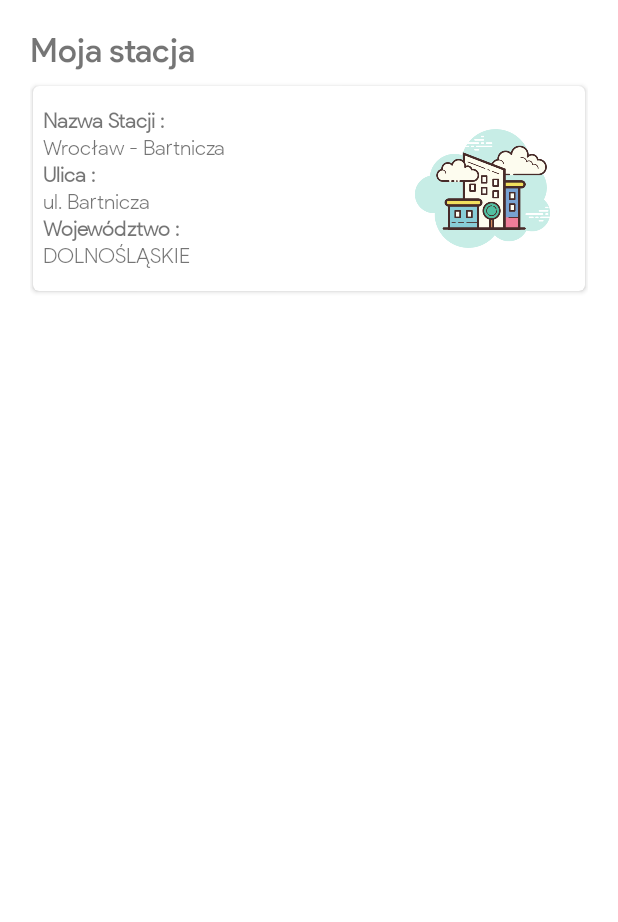
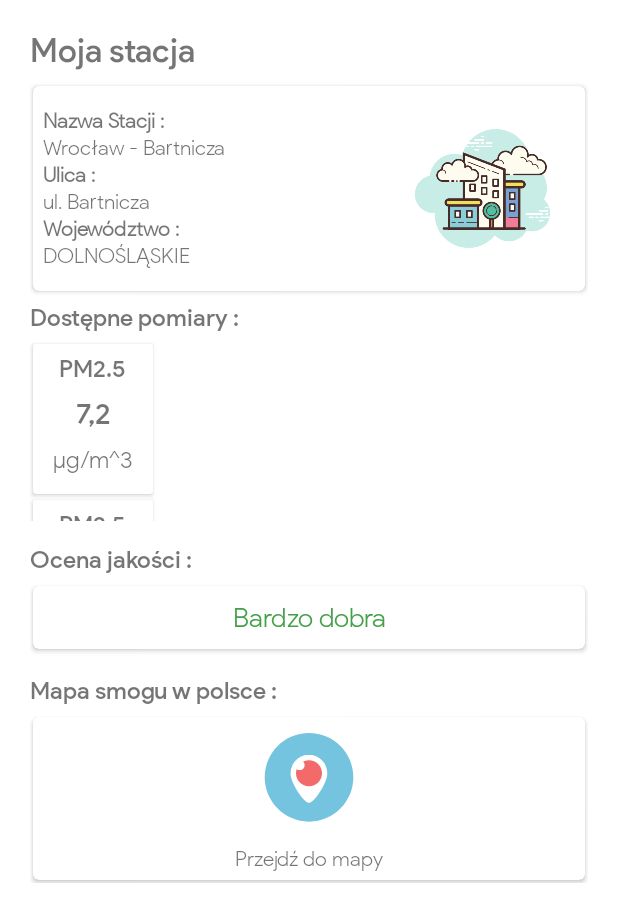
Before and after one commit to Lukieoo/Smogus, an Android app: the layout activity_dash.xml on its own in the app's theme, with its tools: preview values and no code run, on a phone screen of 412 x 824 dp. Shown: the top 922 px of the screen. Run offline under Robolectric (Android 15) with nearby library versions, the phone set to English and light mode, and no system bars.

Commit message:
New design

```diff
--- a/app/src/main/java/com/anioncode/smogu/DashActivity.kt
+++ b/app/src/main/java/com/anioncode/smogu/DashActivity.kt
@@ -1,12 +1,20 @@
 package com.anioncode.smogu
 
+import android.content.Intent
 import androidx.appcompat.app.AppCompatActivity
 import android.os.Bundle
+import android.view.View
+import kotlinx.android.synthetic.main.activity_dash.*
 
 class DashActivity : AppCompatActivity() {
 
     override fun onCreate(savedInstanceState: Bundle?) {
         super.onCreate(savedInstanceState)
         setContentView(R.layout.activity_dash)
+        maps.setOnClickListener(View.OnClickListener {
+            var intent: Intent = Intent(this@DashActivity, MainActivity::class.java)
+            startActivity(intent)
+        })
+
     }
 }
--- a/app/src/main/java/com/anioncode/smogu/MainActivity.kt
+++ b/app/src/main/java/com/anioncode/smogu/MainActivity.kt
@@ -93,11 +93,11 @@ class MainActivity : AppCompatActivity() {
 
                 // Permission to access the location is missing. Show rationale and request permission
                 googleMap.moveCamera(CameraUpdateFactory.newLatLngBounds(Poland, 0))
-                Handler().postDelayed(Runnable {
-                    pulsator.stop()
-                    RelativeLoader.visibility = View.GONE
-
-                }, 1000)
+//                Handler().postDelayed(Runnable {
+//                    pulsator.stop()
+//                    RelativeLoader.visibility = View.GONE
+//
+//                }, 1000)
 
             })
 
@@ -124,18 +124,17 @@ class MainActivity : AppCompatActivity() {
 
                 stationList = response.body()!!
 
+                var iterator = 0;
                 for (FindAll in stationList) {
-
                     api.getIndex(FindAll.id.toString()).enqueue(object : Callback<ModelIndex> {
 
                         override fun onResponse(
                             call: Call<ModelIndex>,
                             response: Response<ModelIndex>
-                        )
-                        {
+                        ) {
 
                             //    Log.d("MainActivity1223:Code ", "Call  ${response.body()}")
-                            var drawable: Int=R.drawable.circle
+                            var drawable: Int = R.drawable.circle
                             modelIndexList.add(response.body()!!)
 
 
@@ -179,6 +178,7 @@ class MainActivity : AppCompatActivity() {
 
                         override fun onFailure(call: Call<ModelIndex>, t: Throwable) {
                             Log.d("MainActivity1313x:Code ", "Call  ${t.message}")
+
                         }
 
                     })
@@ -204,12 +204,22 @@ class MainActivity : AppCompatActivity() {
 //                    var icon: BitmapDescriptor? =
 //                        BitmapDescriptorFactory.fromResource(R.drawable.circle)
 
+                    iterator++;
+                    if (iterator == stationList.size) {
+                        Handler().postDelayed(Runnable {
+                            pulsator.stop()
+                            RelativeLoader.visibility = View.GONE
 
+                        }, 1500)
+                    }
                 }
+
             }
 
             override fun onFailure(call: Call<List<FindAll>>, t: Throwable) {
                 Log.d("MainActivity1313Code", "Call  ${t.message}")
+                pulsator.stop()
+                RelativeLoader.visibility = View.GONE
             }
 
 
--- a/app/src/main/java/com/anioncode/smogu/SpashScreen.kt
+++ b/app/src/main/java/com/anioncode/smogu/SpashScreen.kt
@@ -15,17 +15,17 @@ class SpashScreen : AppCompatActivity() {
         super.onCreate(savedInstanceState)
         setContentView(R.layout.activity_spash_screen)
 
+//
 
-        var intent: Intent = Intent(this@SpashScreen, DashActivity::class.java)
-        startActivity(intent)
-        finish()
         splash.addAnimatorListener(object : Animator.AnimatorListener {
             override fun onAnimationRepeat(p0: Animator?) {
 
             }
 
             override fun onAnimationEnd(p0: Animator?) {
-
+                var intent: Intent = Intent(this@SpashScreen, DashActivity::class.java)
+                startActivity(intent)
+                finish()
             }
 
             override fun onAnimationCancel(p0: Animator?) {
--- /dev/null
+++ b/app/src/main/res/drawable/ic_close.xml
@@ -0,0 +1,4 @@
+<vector android:height="50dp" android:viewportHeight="24.0"
+    android:viewportWidth="24.0" android:width="50dp" xmlns:android="http://schemas.android.com/apk/res/android">
+    <path android:fillColor="#FF000000" android:pathData="M19,6.41L17.59,5 12,10.59 6.41,5 5,6.41 10.59,12 5,17.59 6.41,19 12,13.41 17.59,19 19,17.59 13.41,12z"/>
+</vector>
--- a/app/src/main/res/drawable/ic_menu.xml
+++ b/app/src/main/res/drawable/ic_menu.xml
@@ -1,4 +1,4 @@
 <vector android:height="30dp" android:viewportHeight="24.0"
     android:viewportWidth="24.0" android:width="30dp" xmlns:android="http://schemas.android.com/apk/res/android">
-    <path android:fillColor="#FFffffff" android:pathData="M3,18h18v-2L3,16v2zM3,13h18v-2L3,11v2zM3,6v2h18L21,6L3,6z"/>
+    <path android:fillColor="#FF000000" android:pathData="M3,18h18v-2L3,16v2zM3,13h18v-2L3,11v2zM3,6v2h18L21,6L3,6z"/>
 </vector>
--- a/app/src/main/res/layout/activity_dash.xml
+++ b/app/src/main/res/layout/activity_dash.xml
@@ -121,25 +121,106 @@
             </RelativeLayout>
         </androidx.cardview.widget.CardView>
 
-        <HorizontalScrollView
+        <TextView
+            android:id="@+id/partPomiary"
+            android:layout_width="wrap_content"
+            android:layout_height="wrap_content"
+            android:layout_below="@id/card"
+            android:layout_marginTop="5dp"
+            android:fontFamily="@font/productsansmedium"
+            android:text="Dostępne pomiary :"
+            android:textSize="16sp" />
+
+        <androidx.recyclerview.widget.RecyclerView
+            android:id="@+id/RecyclerView"
+            android:layout_width="match_parent"
+            android:layout_height="120dp"
+            android:layout_below="@id/partPomiary"
+            android:layout_marginTop="5dp"
+            android:orientation="horizontal"
+            tools:listitem="@layout/item_pomiar" />
+
+        <TextView
+            android:id="@+id/partJakosc"
+            android:layout_width="wrap_content"
+            android:layout_height="wrap_content"
+            android:layout_below="@id/RecyclerView"
+            android:layout_marginTop="15dp"
+            android:layout_marginBottom="5dp"
+            android:fontFamily="@font/productsansmedium"
+            android:text="Ocena jakości :"
+            android:textSize="16sp" />
+
+        <androidx.cardview.widget.CardView
+            android:id="@+id/card2"
             android:layout_width="match_parent"
             android:layout_height="wrap_content"
-            android:layout_below="@+id/card"
-            android:layout_marginTop="8dp">
+            android:layout_below="@id/partJakosc"
+            android:layout_margin="2dp"
+            android:elevation="2dp"
+            app:cardCornerRadius="4dp">
 
-            <androidx.cardview.widget.CardView
-                android:layout_width="60dp"
-                android:layout_height="80dp">
+            <TextView
+                android:id="@+id/jakosc"
+                android:layout_width="match_parent"
+                android:layout_height="match_parent"
+                android:layout_below="@id/partJakosc"
+                android:layout_centerHorizontal="true"
+                android:layout_margin="10dp"
+                android:fontFamily="@font/productsanslight"
+                android:gravity="center"
+                android:text="Bardzo dobra"
+                android:textColor="@color/colorGreen"
+                android:textSize="18sp" />
+        </androidx.cardview.widget.CardView>
 
-                <RelativeLayout
-                    android:layout_width="match_parent"
-                    android:layout_height="match_parent">
+        <TextView
+            android:id="@+id/partWybierz"
+            android:layout_width="wrap_content"
+            android:layout_height="wrap_content"
+            android:layout_below="@id/card2"
+            android:layout_marginTop="15dp"
+            android:layout_marginBottom="5dp"
+            android:fontFamily="@font/productsansmedium"
+            android:text="Mapa smogu w polsce :"
+            android:textSize="16sp" />
 
-                </RelativeLayout>
+        <androidx.cardview.widget.CardView
+            android:id="@+id/card3"
+            android:layout_width="match_parent"
+            android:layout_height="wrap_content"
+            android:layout_below="@+id/partWybierz"
+            android:layout_margin="2dp"
+            android:elevation="2dp"
+            app:cardCornerRadius="4dp">
 
-            </androidx.cardview.widget.CardView>
+            <RelativeLayout
+                android:layout_width="match_parent"
+                android:layout_height="match_parent">
 
-        </HorizontalScrollView>
+                <com.airbnb.lottie.LottieAnimationView
+                    android:id="@+id/maps"
+                    android:layout_width="60dp"
+                    android:layout_height="60dp"
+
+                    android:layout_centerHorizontal="true"
+                    android:layout_margin="10dp"
+                    app:lottie_autoPlay="true"
+                    app:lottie_loop="true"
+                    app:lottie_rawRes="@raw/map" />
+
+                <TextView
+                    android:layout_width="wrap_content"
+                    android:layout_height="wrap_content"
+                    android:layout_below="@id/maps"
+                    android:layout_centerHorizontal="true"
+                    android:layout_marginTop="5dp"
+                    android:layout_marginBottom="5dp"
+                    android:fontFamily="@font/productsanslight"
+                    android:text="Przejdź do mapy"
+                    android:textSize="14sp" />
+            </RelativeLayout>
+        </androidx.cardview.widget.CardView>
     </RelativeLayout>
 
 
--- a/app/src/main/res/layout/activity_main.xml
+++ b/app/src/main/res/layout/activity_main.xml
@@ -9,12 +9,34 @@
         android:name="com.google.android.gms.maps.SupportMapFragment"
         android:layout_width="match_parent"
         android:layout_height="match_parent"
+        android:layout_marginTop="45dp"
         android:layout_marginBottom="?android:attr/actionBarSize" />
+
+    <androidx.cardview.widget.CardView
+        android:layout_margin="1dp"
+        android:id="@+id/customToolbar"
+        android:layout_width="match_parent"
+        android:layout_height="45dp"
+        android:elevation="2dp">
+        <RelativeLayout
+            android:layout_width="match_parent"
+            android:layout_height="match_parent">
+            <ImageView
+                android:layout_width="35dp"
+                android:layout_height="35dp"
+                android:layout_alignParentStart="true"
+                android:layout_centerVertical="true"
+                android:layout_margin="5dp"
+                android:src="@drawable/ic_close" />
+        </RelativeLayout>
+
+    </androidx.cardview.widget.CardView>
 
     <RelativeLayout
         android:id="@+id/RelativeLoader"
         android:layout_width="match_parent"
         android:layout_height="match_parent"
+        android:layout_marginTop="45dp"
         android:layout_marginBottom="?android:attr/actionBarSize"
         android:background="@color/colorWhite">
 
@@ -22,7 +44,6 @@
             android:id="@+id/pulsator"
             android:layout_width="match_parent"
             android:layout_height="match_parent"
-
             app:pulse_color="@color/colorAccent"
             app:pulse_count="4"
             app:pulse_duration="1800"
@@ -30,19 +51,12 @@
             app:pulse_repeat="0"
             app:pulse_startFromScratch="false">
 
-            <ImageView
-                android:id="@+id/join"
-                android:layout_width="40dp"
-                android:layout_height="40dp"
-                android:layout_centerHorizontal="true"
-                android:layout_centerVertical="true"
-                android:src="@drawable/nuke" />
-
             <TextView
                 android:layout_width="wrap_content"
                 android:layout_height="wrap_content"
                 android:layout_below="@+id/join"
                 android:layout_centerHorizontal="true"
+                android:layout_centerVertical="true"
                 android:layout_marginTop="10dp"
                 android:text="Ładowanie mapy..."
                 android:textColor="@android:color/background_light" />
@@ -57,10 +71,9 @@
         android:layout_width="match_parent"
         android:layout_height="wrap_content"
         android:layout_gravity="bottom"
-        android:backgroundTint="@color/colorAccent"
+        android:backgroundTint="@color/colorWhite"
         app:fabAlignmentMode="center"
 
-        app:menu="@menu/menu"
         app:navigationIcon="@drawable/ic_menu" />
 
     <com.google.android.material.floatingactionbutton.FloatingActionButton
@@ -68,13 +81,12 @@
         style="@style/Widget.MaterialComponents.FloatingActionButton"
         android:layout_width="wrap_content"
         android:layout_height="wrap_content"
-        android:backgroundTint="@color/colorPrimary"
+        android:backgroundTint="@color/colorAccent"
 
         app:borderWidth="0dp"
 
         app:layout_anchor="@id/bar"
         app:srcCompat="@drawable/poland"
-        app:tint="@null"
-      />
+        app:tint="@null" />
 
 </androidx.coordinatorlayout.widget.CoordinatorLayout>
--- a/app/src/main/res/layout/activity_spash_screen.xml
+++ b/app/src/main/res/layout/activity_spash_screen.xml
@@ -13,11 +13,12 @@
         android:layout_centerHorizontal="true"
        android:layout_above="@id/pom"
         android:text="@string/app_name"
-        android:fontFamily="@font/productsansmedium"
+        android:fontFamily="@font/productsanslight"
         android:layout_marginBottom="70dp"
         android:layout_width="wrap_content"
         android:layout_height="wrap_content"/>
     <TextView
+        android:fontFamily="@font/productsansmedium"
         android:id="@+id/pom"
         android:layout_centerHorizontal="true"
         android:layout_centerVertical="true"
--- /dev/null
+++ b/app/src/main/res/layout/item_pomiar.xml
@@ -0,0 +1,47 @@
+<?xml version="1.0" encoding="utf-8"?>
+<androidx.cardview.widget.CardView xmlns:android="http://schemas.android.com/apk/res/android"
+    android:layout_width="80dp"
+    xmlns:app="http://schemas.android.com/apk/res-auto"
+    app:cardCornerRadius="2dp"
+    android:layout_height="100dp"
+    android:layout_margin="2dp"
+    android:orientation="vertical">
+
+    <RelativeLayout
+        android:layout_margin="2dp"
+        android:layout_width="match_parent"
+        android:layout_height="match_parent">
+
+        <TextView
+            android:id="@+id/namesensor"
+            android:layout_width="wrap_content"
+            android:layout_height="wrap_content"
+            android:layout_centerHorizontal="true"
+            android:layout_margin="4dp"
+            android:fontFamily="@font/productsansmedium"
+            android:text="PM2.5"
+            android:textSize="16sp" />
+
+        <TextView
+            android:id="@+id/namesensorPomiar"
+            android:layout_width="wrap_content"
+            android:layout_height="wrap_content"
+            android:layout_below="@id/namesensor"
+            android:layout_centerHorizontal="true"
+            android:layout_margin="4dp"
+            android:fontFamily="@font/productsansmedium"
+            android:text="7,2"
+            android:textSize="19sp" />
+        <TextView
+
+            android:layout_width="wrap_content"
+            android:layout_height="wrap_content"
+            android:layout_below="@id/namesensorPomiar"
+            android:layout_centerHorizontal="true"
+            android:layout_margin="4dp"
+            android:fontFamily="@font/productsanslight"
+            android:text="µg/m^3"
+            android:textSize="16sp" />
+    </RelativeLayout>
+
+</androidx.cardview.widget.CardView>
--- a/app/src/main/res/values/colors.xml
+++ b/app/src/main/res/values/colors.xml
@@ -9,4 +9,6 @@
     <color name="colorPrimaryDark">#102027</color>
     <color name="colorAccent">#62727b</color>
     <color name="colorWhite">#ffffff</color>
+
+    <color name="colorGreen">#43a047</color>
 </resources>
```
Also changed, not shown: app/src/main/res/raw/map.json (added, +1 -0 lines), app/src/main/res/drawable-v24/map.png (added).
